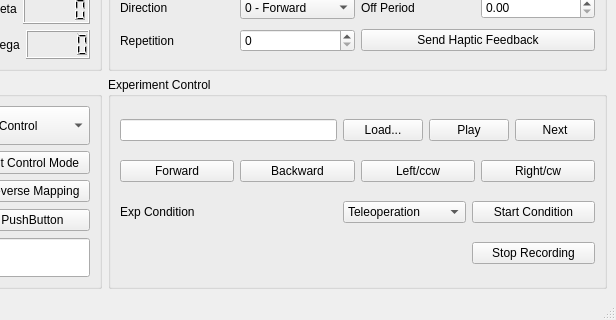
Old version of the form ui/exp_main_window.ui in the repository yuhangc/ford_project; both pictures show x 407 to 1023 and y 379 to 699 of the 1023 by 699 pixel window.
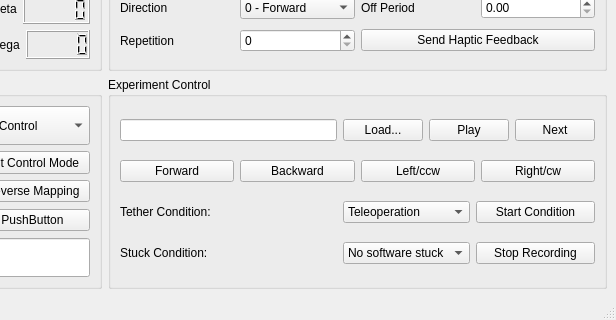
New version of the form.

Commit message: updated follower algorithm, now can choose to eanble stuck randomly and stuck by walking too fast individually

What changed in the file:
```diff
--- a/ui/exp_main_window.ui
+++ b/ui/exp_main_window.ui
@@ -632,7 +632,7 @@
        <item row="2" column="0">
         <widget class="QLabel" name="label_59">
          <property name="text">
-          <string>Exp Condition</string>
+          <string>Tether Condition:</string>
          </property>
         </widget>
        </item>
@@ -739,6 +739,43 @@
          </item>
         </layout>
        </item>
+       <item row="3" column="0">
+        <widget class="QLabel" name="label_60">
+         <property name="text">
+          <string>Stuck Condition:</string>
+         </property>
+        </widget>
+       </item>
+       <item row="3" column="1">
+        <widget class="QComboBox" name="combo_stuck_mode">
+         <property name="sizePolicy">
+          <sizepolicy hsizetype="Preferred" vsizetype="Preferred">
+           <horstretch>0</horstretch>
+           <verstretch>1</verstretch>
+          </sizepolicy>
+         </property>
+         <item>
+          <property name="text">
+           <string>No software stuck</string>
+          </property>
+         </item>
+         <item>
+          <property name="text">
+           <string>Too fast stuck</string>
+          </property>
+         </item>
+         <item>
+          <property name="text">
+           <string>Random stuck</string>
+          </property>
+         </item>
+         <item>
+          <property name="text">
+           <string>Both</string>
+          </property>
+         </item>
+        </widget>
+       </item>
       </layout>
      </widget>
     </item>
```
Left out of the diff: 2 changed lines with no effect on the pictures. The commit also changes 4 other files.
